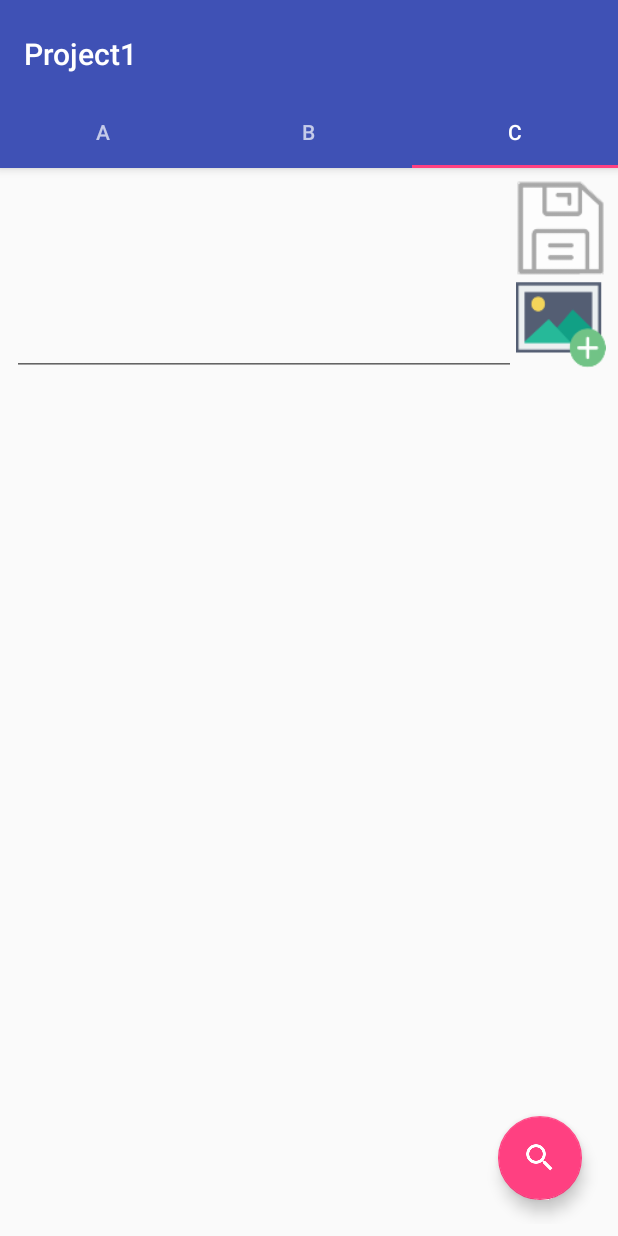
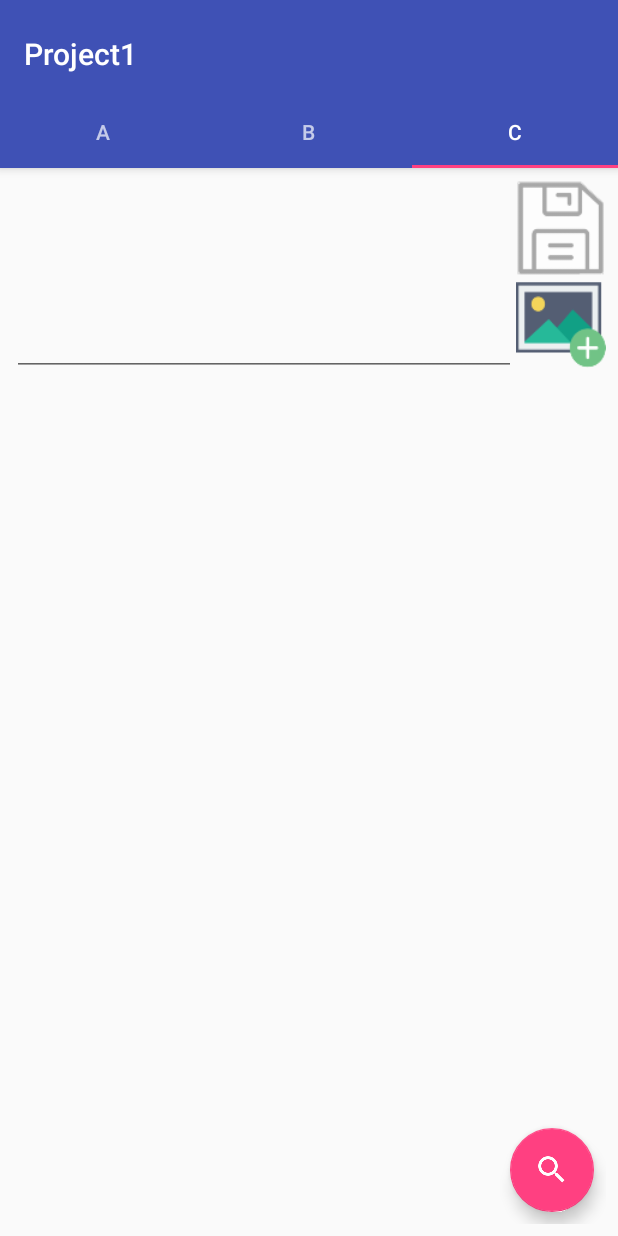
Before and after one commit to Medowhill/cs496proj1, an Android app: the screen it shows after launch (MainActivity), tab 3 chosen, on a phone screen of 412 x 824 dp. Run offline under Robolectric (Android 15) with nearby library versions, the phone set to English and light mode, and no system bars; libraries missing offline, so code that uses them is left out: uk.co.senab; 2 statements that could not run were skipped.

```diff
--- a/app/src/main/res/layout/fragment_phone.xml
+++ b/app/src/main/res/layout/fragment_phone.xml
@@ -24,6 +24,8 @@
         android:layout_width="wrap_content"
         android:layout_height="wrap_content"
         android:layout_gravity="bottom|right"
+        android:layout_marginBottom="@dimen/fab_margin"
+        android:layout_marginRight="@dimen/fab_margin"
         app:srcCompat="@android:drawable/ic_input_add" />
 
 </FrameLayout>
--- a/app/src/main/res/values/dimens.xml
+++ b/app/src/main/res/values/dimens.xml
@@ -2,7 +2,7 @@
     <!-- Default screen margins, per the Android Design guidelines. -->
     <dimen name="activity_horizontal_margin">16dp</dimen>
     <dimen name="activity_vertical_margin">16dp</dimen>
-    <dimen name="fab_margin">16dp</dimen>
+    <dimen name="fab_margin">8dp</dimen>
     <dimen name="appbar_padding_top">8dp</dimen>
 
     <dimen name="free_margin">8dp</dimen>
```
Also changed, not shown: app/src/main/java/com/group2/team/project1/fragment/FreeFragment.java (+20 -0 lines).
